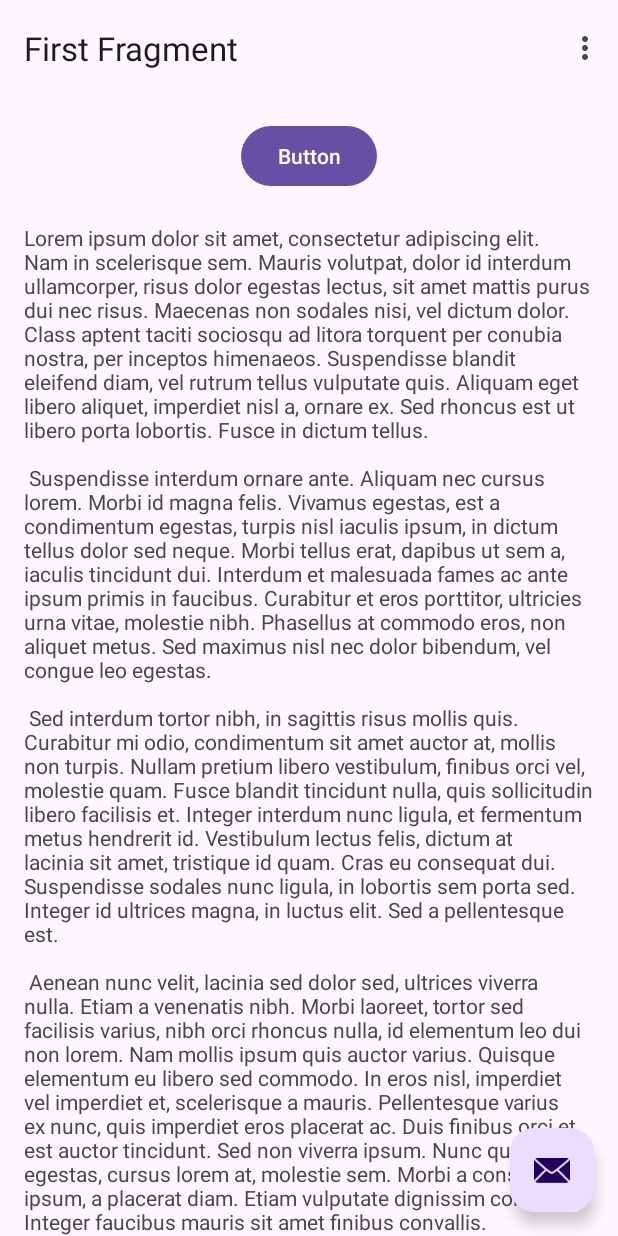
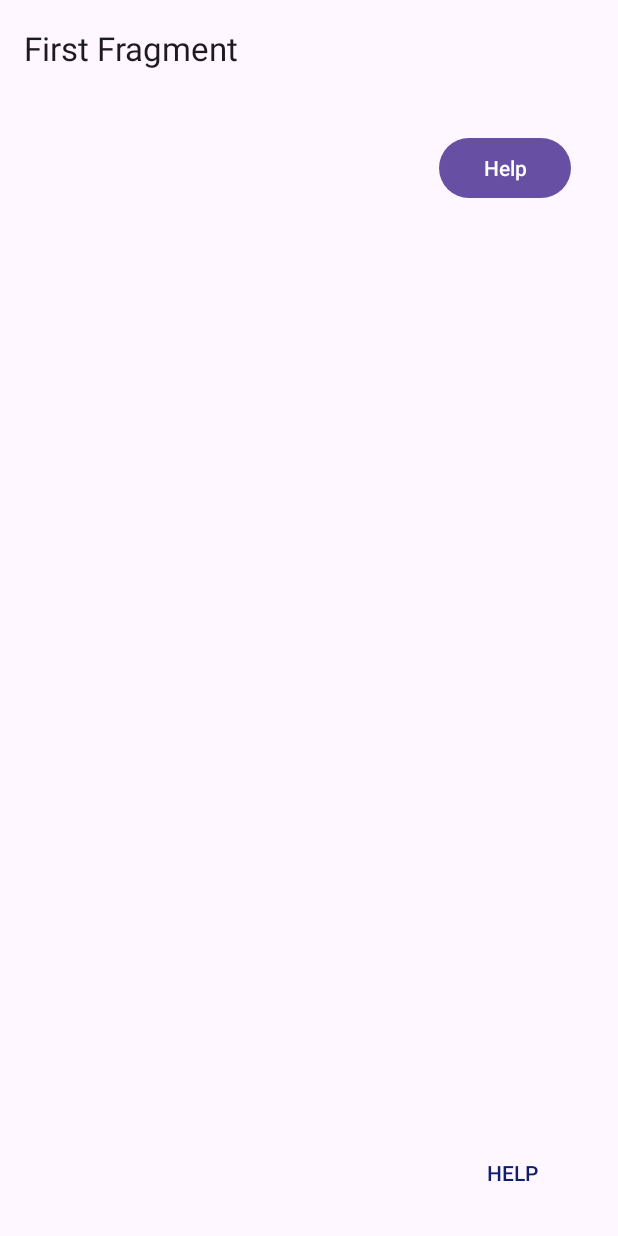
Before and after one commit to benjaminlutz23/java_android_web_app, an Android app: the screen it shows after launch (MainActivity), on a phone screen of 412 x 824 dp. Run offline under Robolectric (Android 15) with nearby library versions, the phone set to English and light mode, and no system bars; our stand-ins replace navigation-ui.

```diff
--- a/apptbook-android/app/src/main/res/layout/activity_main.xml
+++ b/apptbook-android/app/src/main/res/layout/activity_main.xml
@@ -21,13 +21,24 @@
 
     <include layout="@layout/content_main" />
 
-    <com.google.android.material.floatingactionbutton.FloatingActionButton
-        android:id="@+id/fab"
-        android:layout_width="wrap_content"
-        android:layout_height="wrap_content"
-        android:layout_gravity="bottom|end"
-        android:layout_marginEnd="@dimen/fab_margin"
-        android:layout_marginBottom="16dp"
-        app:srcCompat="@android:drawable/ic_dialog_email" />
+    <androidx.constraintlayout.widget.ConstraintLayout
+        android:layout_width="match_parent"
+        android:layout_height="match_parent">
+
+        <Button
+            android:id="@+id/fab"
+            style="@style/Widget.AppCompat.Button.Borderless"
+            android:layout_width="112dp"
+            android:layout_height="47dp"
+            android:backgroundTintMode="screen"
+            android:text="Help"
+            android:textColor="#101E6B"
+            app:layout_constraintBottom_toBottomOf="parent"
+            app:layout_constraintEnd_toEndOf="parent"
+            app:layout_constraintHorizontal_bias="0.95"
+            app:layout_constraintStart_toStartOf="parent"
+            app:layout_constraintTop_toTopOf="parent"
+            app:layout_constraintVertical_bias="0.976" />
+    </androidx.constraintlayout.widget.ConstraintLayout>
 
 </androidx.coordinatorlayout.widget.CoordinatorLayout>
--- a/apptbook-android/app/src/main/res/layout/fragment_first.xml
+++ b/apptbook-android/app/src/main/res/layout/fragment_first.xml
@@ -11,28 +11,15 @@
         android:layout_height="match_parent"
         android:padding="16dp">
 
-        <TextView
-            android:id="@+id/textview_first"
-            android:layout_width="wrap_content"
-            android:layout_height="wrap_content"
-            android:text="@string/lorem_ipsum"
-            app:layout_constraintBottom_toBottomOf="parent"
-            app:layout_constraintEnd_toEndOf="parent"
-            app:layout_constraintHorizontal_bias="0.0"
-            app:layout_constraintStart_toStartOf="parent"
-            app:layout_constraintTop_toTopOf="parent"
-            app:layout_constraintVertical_bias="1.0" />
-
         <Button
             android:id="@+id/button"
             android:layout_width="wrap_content"
             android:layout_height="wrap_content"
-            android:layout_marginBottom="888dp"
-            android:text="Button"
-            app:layout_constraintBottom_toBottomOf="@+id/textview_first"
+            android:layout_marginTop="8dp"
+            android:text="Help"
             app:layout_constraintEnd_toEndOf="parent"
+            app:layout_constraintHorizontal_bias="0.947"
             app:layout_constraintStart_toStartOf="parent"
-            app:layout_constraintTop_toTopOf="parent"
-            app:layout_constraintVertical_bias="0.0" />
+            app:layout_constraintTop_toTopOf="parent" />
     </androidx.constraintlayout.widget.ConstraintLayout>
 </androidx.core.widget.NestedScrollView>
```
Also changed, not shown: apptbook-android/app/src/main/java/edu/pdx/cs410J/benlutz/MainActivity.java (+26 -57 lines).
